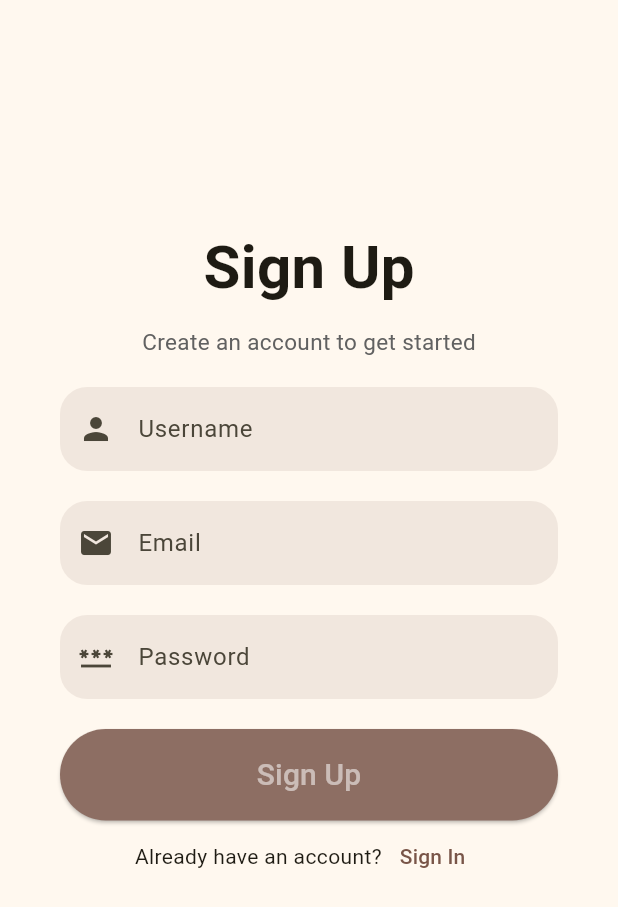
After one commit to Krist1e/Cafetopia_Flutter, a Flutter app: the AuthenticationPage screen opened directly, on a phone screen of 412 x 824 dp. The commit adds this screen. Shown: the top 907 px of the screen. Run offline on Flutter 3.47's test engine with Material 3 defaults, Android fonts, the phone set to English and light mode, and no system bars; our stand-ins replace cloud_firestore, firebase_auth, firebase_core, get_it; missing offline and left inert: flutter_adaptive_scaffold; accounts and stored records are empty.

Commit message:
Authentication fix

```diff
--- /dev/null
+++ b/lib/screens/authentication/authentication_page.dart
@@ -0,0 +1,93 @@
+import 'package:flutter/material.dart';
+import 'package:cafetopia_flutter/screens/authentication/sign_in_view.dart';
+import 'package:cafetopia_flutter/screens/authentication/sign_up_view.dart';
+
+enum AuthMode { signUp, signIn }
+
+class AuthenticationPage extends StatefulWidget {
+  const AuthenticationPage({super.key, required this.mode});
+
+  final AuthMode mode;
+
+  @override
+  State<AuthenticationPage> createState() => _AuthenticationPageState(mode: mode);
+}
+
+class _AuthenticationPageState extends State<AuthenticationPage> {
+  AuthMode mode = AuthMode.signUp;
+
+  _AuthenticationPageState({required this.mode});
+
+  void toggleMode() {
+    setState(() {
+      mode = mode == AuthMode.signUp ? AuthMode.signIn : AuthMode.signUp;
+    });
+  }
+
+  @override
+  Widget build(BuildContext context) {
+    return Scaffold(
+      body: SingleChildScrollView(
+        child: Container(
+          padding: const EdgeInsets.symmetric(horizontal: 40),
+          width: double.infinity,
+          child: Column(
+            mainAxisAlignment: MainAxisAlignment.spaceEvenly,
+            crossAxisAlignment: CrossAxisAlignment.stretch,
+            children: <Widget>[
+              Column(
+                children: <Widget>[
+                  const SizedBox(height: 150.0),
+                  _header(),
+                  const SizedBox(height: 10),
+                  _description(),
+                  const SizedBox(height: 20),
+                ],
+              ),
+              mode == AuthMode.signUp
+                  ? const SignUpView()
+                  : const SignInView(),
+              Row(
+                mainAxisAlignment: MainAxisAlignment.center,
+                children: <Widget>[
+                  Text(mode == AuthMode.signUp
+                      ? "Already have an account?"
+                      : "Don't have an account?"),
+                  _toggleButton(),
+                ],
+              )
+            ],
+          ),
+        ),
+      ),
+    );
+  }
+
+  _header() {
+    return Text(
+      mode == AuthMode.signUp ? "Sign Up" : "Sign In",
+      style: const TextStyle(
+        fontSize: 40,
+        fontWeight: FontWeight.bold,
+      ),
+    );
+  }
+
+  _description() {
+    return Text(
+      mode == AuthMode.signUp
+          ? "Create an account to get started"
+          : "Enter your credential to login",
+      style: TextStyle(fontSize: 15, color: Colors.grey[700]),
+    );
+  }
+
+  _toggleButton() {
+    return TextButton(
+        onPressed: toggleMode,
+        child: Text(
+          mode == AuthMode.signUp ? "Sign In" : "Sign Up",
+          style: const TextStyle(color: Colors.brown),
+        ));
+  }
+}
--- /dev/null
+++ b/lib/screens/authentication/sign_up_view.dart
@@ -0,0 +1,96 @@
+import 'package:flutter/material.dart';
+
+import '../../service/authentication_service.dart';
+import '../../service_locator/service_locator.dart';
+
+class SignUpView extends StatefulWidget {
+  const SignUpView({super.key});
+
+  @override
+  State<SignUpView> createState() => _SignUpViewState();
+}
+
+class _SignUpViewState extends State<SignUpView> {
+  final TextEditingController _usernameController = TextEditingController();
+  final TextEditingController _emailController = TextEditingController();
+  final TextEditingController _passwordController = TextEditingController();
+
+  @override
+  Widget build(BuildContext context) {
+    return Column(
+      crossAxisAlignment: CrossAxisAlignment.stretch,
+      children: <Widget>[
+        _username(),
+        const SizedBox(height: 20),
+        _email(),
+        const SizedBox(height: 20),
+        _password(),
+        const SizedBox(height: 20),
+        _signUpButton(),
+      ],
+    );
+  }
+
+  _username() {
+    return TextField(
+      decoration: InputDecoration(
+          hintText: "Username",
+          border: OutlineInputBorder(
+              borderRadius: BorderRadius.circular(18),
+              borderSide: BorderSide.none),
+          fillColor: Colors.brown.withOpacity(0.1),
+          filled: true,
+          prefixIcon: const Icon(Icons.person)),
+      controller: _usernameController,
+    );
+  }
+
+  _email() {
+    return TextField(
+      decoration: InputDecoration(
+          hintText: "Email",
+          border: OutlineInputBorder(
+              borderRadius: BorderRadius.circular(18),
+              borderSide: BorderSide.none),
+          fillColor: Colors.brown.withOpacity(0.1),
+          filled: true,
+          prefixIcon: const Icon(Icons.email)),
+      controller: _emailController,
+    );
+  }
+
+  _password() {
+    return TextField(
+      decoration: InputDecoration(
+        hintText: "Password",
+        border: OutlineInputBorder(
+            borderRadius: BorderRadius.circular(18),
+            borderSide: BorderSide.none),
+        fillColor: Colors.brown.withOpacity(0.1),
+        filled: true,
+        prefixIcon: const Icon(Icons.password),
+      ),
+      obscureText: true,
+      obscuringCharacter: '*',
+      controller: _passwordController,
+    );
+  }
+
+  _signUpButton() {
+    return ElevatedButton(
+      onPressed: () {
+        locator<AuthenticationService>().signUp(_emailController.text,
+            _usernameController.text, _passwordController.text);
+      },
+      style: ElevatedButton.styleFrom(
+        shape: const StadiumBorder(),
+        padding: const EdgeInsets.symmetric(vertical: 16),
+        backgroundColor: Colors.brown.shade400,
+      ),
+      child: const Text(
+        "Sign Up",
+        style: TextStyle(fontSize: 20, color: Colors.white54),
+      ),
+    );
+  }
+}
--- /dev/null
+++ b/lib/service/authentication_service.dart
@@ -0,0 +1,44 @@
+import 'package:firebase_auth/firebase_auth.dart';
+
+abstract class AuthenticationService {
+  Stream<String?> get userId;
+
+  Future<void> signIn(String email, String password);
+
+  Future<void> signUp(String email, String name, String password);
+
+  Future<void> signOut();
+}
+
+class FirebaseAuthenticationService implements AuthenticationService {
+  FirebaseAuthenticationService(this.firebaseAuth);
+
+  final FirebaseAuth firebaseAuth;
+
+  @override
+  Stream<String?> get userId {
+    return firebaseAuth.authStateChanges().map((user) => user?.uid);
+  }
+
+  @override
+  Future<void> signIn(String email, String password) async {
+    await firebaseAuth.signInWithEmailAndPassword(
+      email: email,
+      password: password,
+    );
+  }
+
+  @override
+  Future<void> signUp(String email, String name, String password) async {
+    await firebaseAuth.createUserWithEmailAndPassword(
+      email: email,
+      password: password,
+    );
+    await firebaseAuth.currentUser!.updateDisplayName(name);
+  }
+
+  @override
+  Future<void> signOut() async {
+    await firebaseAuth.signOut();
+  }
+}
--- a/pubspec.yaml
+++ b/pubspec.yaml
@@ -40,6 +40,7 @@ dependencies:
   firebase_core: ^2.29.0
   cloud_firestore: ^4.16.1
   flutter_adaptive_scaffold: ^0.1.10+1
+  provider: ^6.1.2
 
 dev_dependencies:
   flutter_test:
```
Also changed, not shown: lib/app.dart (+21 -1 lines), lib/main.dart (+9 -1 lines), lib/models/cafe.dart (+12 -0 lines), lib/screens/authentication/sign_in_page.dart (deleted, +0 -137 lines), lib/screens/authentication/sign_in_view.dart (added, +68 -0 lines), lib/screens/authentication/sign_up_page.dart (deleted, +0 -157 lines), lib/screens/welcome/welcome_page.dart (+11 -4 lines), lib/service/cafe_service.dart (added, +21 -0 lines), lib/service_locator/service_locator.dart (+6 -5 lines), pubspec.lock.
